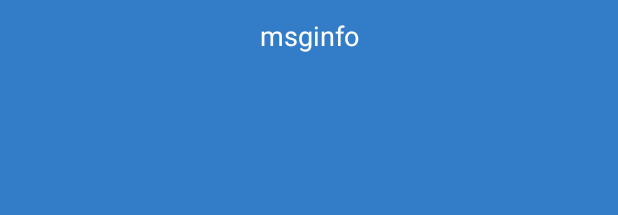
After one commit to TooCareAboutYOU/MePlusd-master, an Android app: the layout toast_top.xml on its own in the app's theme, with its tools: preview values and no code run, on a phone screen of 412 x 824 dp. The commit adds this screen. Shown: the top 215 px of the screen. Run offline under Robolectric (Android 15) with nearby library versions, the phone set to English and light mode, and no system bars.

Commit message:
适配弹出顶部提示框

```diff
--- /dev/null
+++ b/app/src/main/res/layout/toast_top.xml
@@ -0,0 +1,26 @@
+<?xml version="1.0" encoding="utf-8"?>
+<RelativeLayout
+    xmlns:android="http://schemas.android.com/apk/res/android"
+    android:layout_width="match_parent"
+    android:layout_height="match_parent"
+    android:background="@color/bg_colorToast_Top" >
+
+    <LinearLayout
+        android:layout_width="match_parent"
+        android:layout_height="48dp"
+        android:orientation="horizontal"
+        android:gravity="center_horizontal"
+        android:background="@color/bg_colorToast_Top">
+
+        <TextView
+            android:id="@+id/tv_toast"
+            android:layout_width="match_parent"
+            android:layout_height="match_parent"
+            android:gravity="center"
+            android:textSize="18sp"
+            android:textColor="@android:color/white"
+            android:text="msginfo"/>
+
+    </LinearLayout>
+
+</RelativeLayout>
--- a/app/src/main/res/values/colors.xml
+++ b/app/src/main/res/values/colors.xml
@@ -13,7 +13,7 @@
     <color name="green">#00ff00</color>
     <color name="blue">#0000ff</color>
 
-
+    <color name="bg_colorToast_Top">#337DC8</color>
 
     <color name="cdae8d">#cdae8d</color>
 
```
Also changed, not shown: app/src/main/java/com/cnlive/meplusd/utils/ToastUtils.java (+33 -1 lines), app/src/main/res/layout/toast_down.xml (renamed from app/src/main/res/layout/util_toast.xml), 1 other file.
